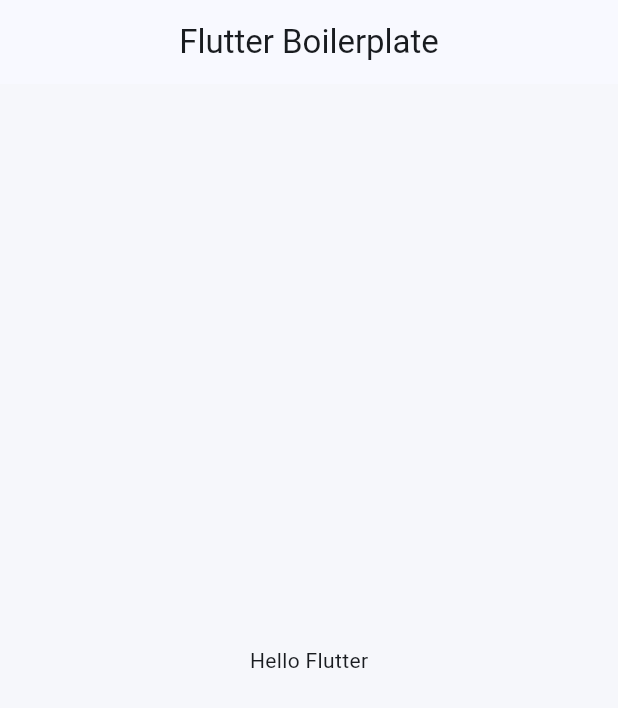
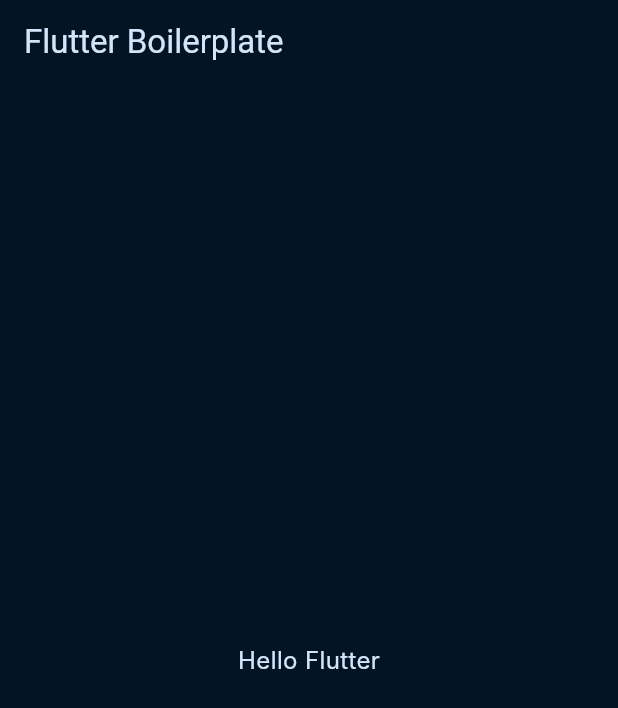
Before and after one commit to 45afeef/Mnemosyne, a Flutter app: the screen it shows after launch, on a phone screen of 412 x 824 dp. Shown: the top 708 px of the screen. Run offline on Flutter 3.47's test engine with Material 3 defaults, Android fonts, the phone set to English and light mode, and no system bars; our stand-ins replace go_router; Roboto replaces fonts that are missing (Inter).

Commit message:
extended app theme

```diff
--- /dev/null
+++ b/flutter_frontend/lib/app/theme/app_text_theme.dart
@@ -0,0 +1,39 @@
+import 'package:flutter/material.dart';
+
+class AppTextTheme {
+  static const textTheme = TextTheme(
+    displayLarge: TextStyle(
+      fontFamily: 'Inter',
+      fontSize: 48,
+      fontWeight: FontWeight.w700,
+      height: 1.1,
+      letterSpacing: -0.8,
+    ),
+
+    headlineMedium: TextStyle(
+      fontFamily: 'Inter',
+      fontSize: 30,
+      fontWeight: FontWeight.w600,
+      height: 1.2,
+    ),
+
+    bodyLarge: TextStyle(
+      fontFamily: 'Inter',
+      fontSize: 18,
+      height: 1.6,
+    ),
+
+    bodyMedium: TextStyle(
+      fontFamily: 'Inter',
+      fontSize: 16,
+      height: 1.5,
+    ),
+
+    labelSmall: TextStyle(
+      fontFamily: 'Inter',
+      fontSize: 12,
+      fontWeight: FontWeight.w600,
+      letterSpacing: 1.2,
+    ),
+  );
+}
--- a/flutter_frontend/lib/app/theme/app_theme.dart
+++ b/flutter_frontend/lib/app/theme/app_theme.dart
@@ -1,23 +1,41 @@
 import 'package:flutter/material.dart';
+import 'package:mnemosyne_learn/app/theme/theme_extension.dart';
 
 import 'colors.dart';
-import 'text_theme.dart';
+import 'app_text_theme.dart';
 
 class AppTheme {
   static ThemeData get light {
     return ThemeData(
       useMaterial3: true,
 
-      colorSchemeSeed: AppColors.primary,
+      brightness: Brightness.dark,
+
+      colorScheme: const ColorScheme.dark(
+        primary: AppColors.primary,
+        secondary: AppColors.secondary,
+        tertiary: AppColors.tertiary,
+
+        surface: AppColors.surface,
+        surfaceContainer: AppColors.surfaceContainer,
+
+        onSurface: AppColors.onSurface,
+        onPrimary: Color(0xFF1000A9),
+
+        error: AppColors.error,
+      ),
 
       scaffoldBackgroundColor: AppColors.background,
 
-      textTheme: AppTextThemes.textTheme,
+      textTheme: AppTextTheme.textTheme,
 
-      appBarTheme: const AppBarTheme(
-        centerTitle: true,
-        elevation: 0,
-      ),
+      extensions: const [
+        LearningColors(
+          activeRecall: Color(0xFF6366F1),
+          spacedRepetition: Color(0xFF4338CA),
+          interleavedPractice: Color(0xFF64748B),
+        ),
+      ],
     );
   }
 
--- a/flutter_frontend/lib/app/theme/colors.dart
+++ b/flutter_frontend/lib/app/theme/colors.dart
@@ -1,13 +1,45 @@
 import 'package:flutter/material.dart';
 
 class AppColors {
-  static const primary = Colors.blue;
+  AppColors._();
 
-  static const secondary = Colors.orange;
+  // Brand
+  static const primary = Color(0xFFC0C1FF);
+  static const primaryContainer = Color(0xFF8083FF);
 
-  static const background = Color(0xffF6F7FB);
+  static const secondary = Color(0xFFBEC6E0);
+  static const tertiary = Color(0xFFB9C7E0);
 
-  static const surface = Colors.white;
+  // Background
+  static const background = Color(0xFF051424);
 
-  static const error = Colors.red;
+  static const surface = Color(0xFF051424);
+  static const surfaceDim = Color(0xFF051424);
+  static const surfaceBright = Color(0xFF2C3A4C);
+
+  static const surfaceLowest = Color(0xFF010F1F);
+  static const surfaceLow = Color(0xFF0D1C2D);
+  static const surfaceContainer = Color(0xFF122131);
+  static const surfaceHigh = Color(0xFF1C2B3C);
+  static const surfaceHighest = Color(0xFF273647);
+
+  // Text
+
+  static const onBackground = Color(0xFFD4E4FA);
+  static const onSurface = Color(0xFFD4E4FA);
+  static const onSurfaceVariant = Color(0xFFC7C4D7);
+
+  // Outline
+
+  static const outline = Color(0xFF908FA0);
+  static const outlineVariant = Color(0xFF464554);
+
+  // Semantic
+
+  static const error = Color(0xFFFFB4AB);
+  static const success = Color(0xFF7FCB89);
+
+  static const warning = Color(0xFFFFD166);
+
+  static const info = primary;
 }
--- a/flutter_frontend/lib/app/theme/text_theme.dart
+++ /dev/null
@@ -1,18 +0,0 @@
-import 'package:flutter/material.dart';
-
-class AppTextThemes {
-  static TextTheme textTheme = const TextTheme(
-    headlineMedium: TextStyle(
-      fontSize: 24,
-      fontWeight: FontWeight.bold,
-    ),
-
-    bodyLarge: TextStyle(
-      fontSize: 16,
-    ),
-
-    bodyMedium: TextStyle(
-      fontSize: 14,
-    ),
-  );
-}
--- /dev/null
+++ b/flutter_frontend/lib/app/theme/theme_extension.dart
@@ -0,0 +1,46 @@
+import 'package:flutter/material.dart';
+
+@immutable
+class LearningColors extends ThemeExtension<LearningColors> {
+  final Color activeRecall;
+  final Color spacedRepetition;
+  final Color interleavedPractice;
+
+  const LearningColors({
+    required this.activeRecall,
+    required this.spacedRepetition,
+    required this.interleavedPractice,
+  });
+
+  @override
+  LearningColors copyWith({
+    Color? activeRecall,
+    Color? spacedRepetition,
+    Color? interleavedPractice,
+  }) {
+    return LearningColors(
+      activeRecall: activeRecall ?? this.activeRecall,
+      spacedRepetition:
+          spacedRepetition ?? this.spacedRepetition,
+      interleavedPractice:
+          interleavedPractice ?? this.interleavedPractice,
+    );
+  }
+
+  @override
+  LearningColors lerp(
+    covariant LearningColors? other,
+    double t,
+  ) {
+    if (other == null) return this;
+
+    return LearningColors(
+      activeRecall:
+          Color.lerp(activeRecall, other.activeRecall, t)!,
+      spacedRepetition:
+          Color.lerp(spacedRepetition, other.spacedRepetition, t)!,
+      interleavedPractice:
+          Color.lerp(interleavedPractice, other.interleavedPractice, t)!,
+    );
+  }
+}
```
Also changed, not shown: flutter_frontend/lib/app/theme/app_glass.dart (added, +13 -0 lines), flutter_frontend/lib/app/theme/app_radius.dart (added, +11 -0 lines), flutter_frontend/lib/app/theme/app_shadows.dart (added, +23 -0 lines), flutter_frontend/lib/app/theme/app_spacing.dart (added, +21 -0 lines).
